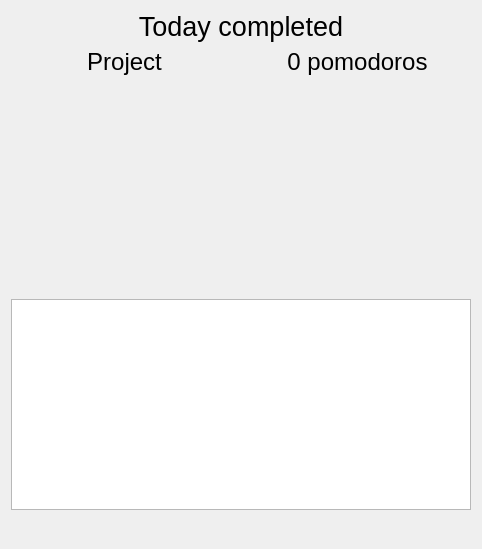
Before: the Qt Designer form Plugins/PomodoroView/pomodoroview.ui in kee-reel/PLAG, drawn with Qt 5.
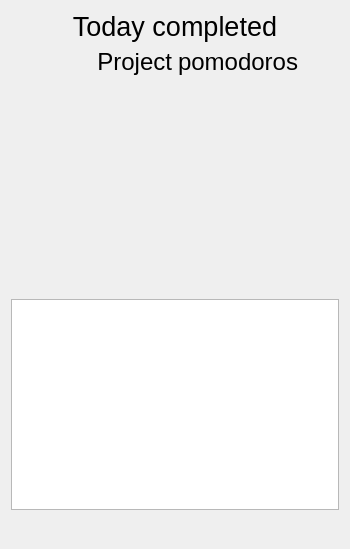
After: the same form once the commit is applied. Icons and pictures are not drawn. Custom widgets are drawn as their Qt base class.

```diff
--- a/Plugins/PomodoroView/pomodoroview.ui
+++ b/Plugins/PomodoroView/pomodoroview.ui
@@ -6,7 +6,7 @@
    <rect>
     <x>0</x>
     <y>0</y>
-    <width>482</width>
+    <width>350</width>
     <height>549</height>
    </rect>
   </property>
@@ -60,15 +60,24 @@
        <property name="text">
         <string>Project</string>
        </property>
+       <property name="textFormat">
+        <enum>Qt::PlainText</enum>
+       </property>
+       <property name="scaledContents">
+        <bool>true</bool>
+       </property>
        <property name="alignment">
-        <set>Qt::AlignCenter</set>
+        <set>Qt::AlignRight|Qt::AlignTrailing|Qt::AlignVCenter</set>
+       </property>
+       <property name="wordWrap">
+        <bool>true</bool>
        </property>
       </widget>
      </item>
      <item>
       <widget class="QLabel" name="pomodoroCountLabel">
        <property name="sizePolicy">
-        <sizepolicy hsizetype="Preferred" vsizetype="Fixed">
+        <sizepolicy hsizetype="Minimum" vsizetype="Fixed">
          <horstretch>0</horstretch>
          <verstretch>0</verstretch>
         </sizepolicy>
@@ -85,10 +94,19 @@
         </font>
        </property>
        <property name="text">
-        <string>0 pomodoros</string>
+        <string>pomodoros</string>
+       </property>
+       <property name="textFormat">
+        <enum>Qt::PlainText</enum>
+       </property>
+       <property name="scaledContents">
+        <bool>true</bool>
        </property>
        <property name="alignment">
-        <set>Qt::AlignCenter</set>
+        <set>Qt::AlignLeading|Qt::AlignLeft|Qt::AlignTop</set>
+       </property>
+       <property name="wordWrap">
+        <bool>true</bool>
        </property>
       </widget>
      </item>
@@ -106,6 +124,15 @@
    </item>
    <item>
     <widget class="QTreeView" name="treeView">
+     <property name="enabled">
+      <bool>true</bool>
+     </property>
+     <property name="sizePolicy">
+      <sizepolicy hsizetype="Minimum" vsizetype="Expanding">
+       <horstretch>0</horstretch>
+       <verstretch>0</verstretch>
+      </sizepolicy>
+     </property>
      <property name="rootIsDecorated">
       <bool>false</bool>
      </property>
```
